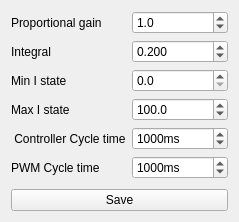
First picture: the form in regulatorsettings.ui, repository johnerlandsson/QMonsterMash, before the edit.
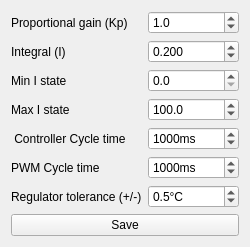
Second picture: the form after the edit.

Commit message: Added tolerance setting

What changed in the file:
```diff
--- a/regulatorsettings.ui
+++ b/regulatorsettings.ui
@@ -9,8 +9,8 @@
    <rect>
     <x>0</x>
     <y>0</y>
-    <width>239</width>
-    <height>222</height>
+    <width>250</width>
+    <height>232</height>
    </rect>
   </property>
   <property name="windowTitle">
@@ -22,14 +22,14 @@
      <item row="0" column="0">
       <widget class="QLabel" name="label">
        <property name="text">
-        <string>Proportional gain</string>
+        <string>Proportional gain (Kp)</string>
        </property>
       </widget>
      </item>
      <item row="1" column="0">
       <widget class="QLabel" name="label_2">
        <property name="text">
-        <string>Integral</string>
+        <string>Integral (I)</string>
        </property>
       </widget>
      </item>
@@ -151,6 +151,35 @@
        </property>
       </widget>
      </item>
+     <item row="6" column="1">
+      <widget class="QDoubleSpinBox" name="dspnTolerance">
+       <property name="suffix">
+        <string>°C</string>
+       </property>
+       <property name="decimals">
+        <number>1</number>
+       </property>
+       <property name="minimum">
+        <double>0.100000000000000</double>
+       </property>
+       <property name="maximum">
+        <double>10.000000000000000</double>
+       </property>
+       <property name="singleStep">
+        <double>0.100000000000000</double>
+       </property>
+       <property name="value">
+        <double>0.500000000000000</double>
+       </property>
+      </widget>
+     </item>
+     <item row="6" column="0">
+      <widget class="QLabel" name="label_7">
+       <property name="text">
+        <string>Regulator tolerance (+/-)</string>
+       </property>
+      </widget>
+     </item>
     </layout>
    </item>
    <item>
```
The commit also changes 5 other files.
